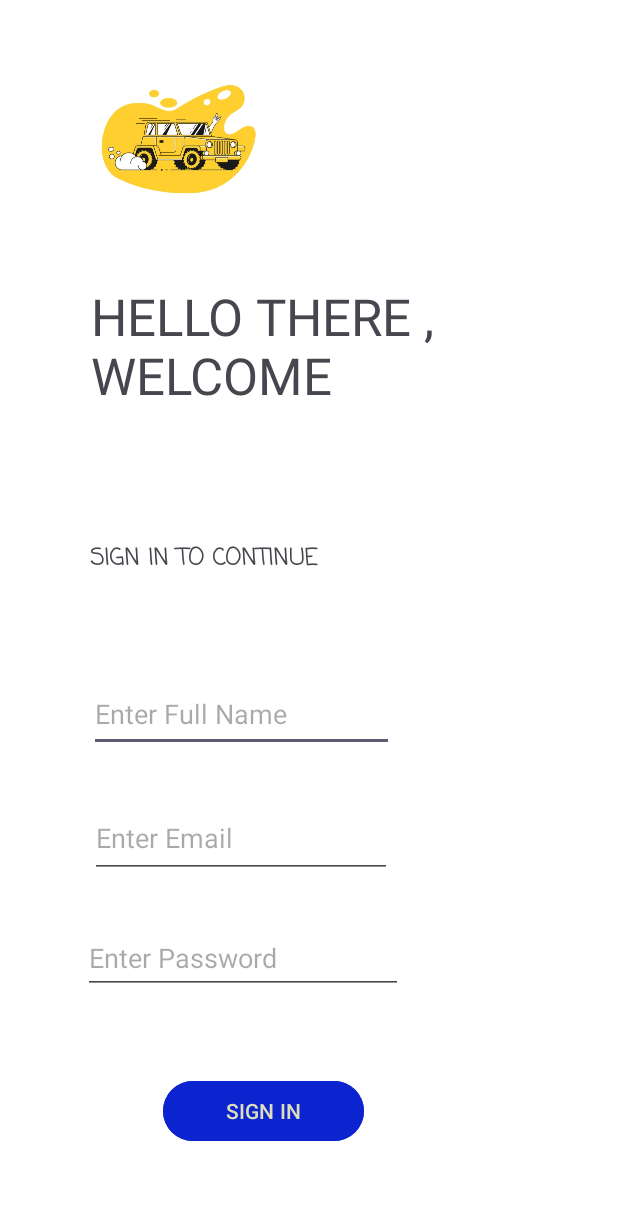
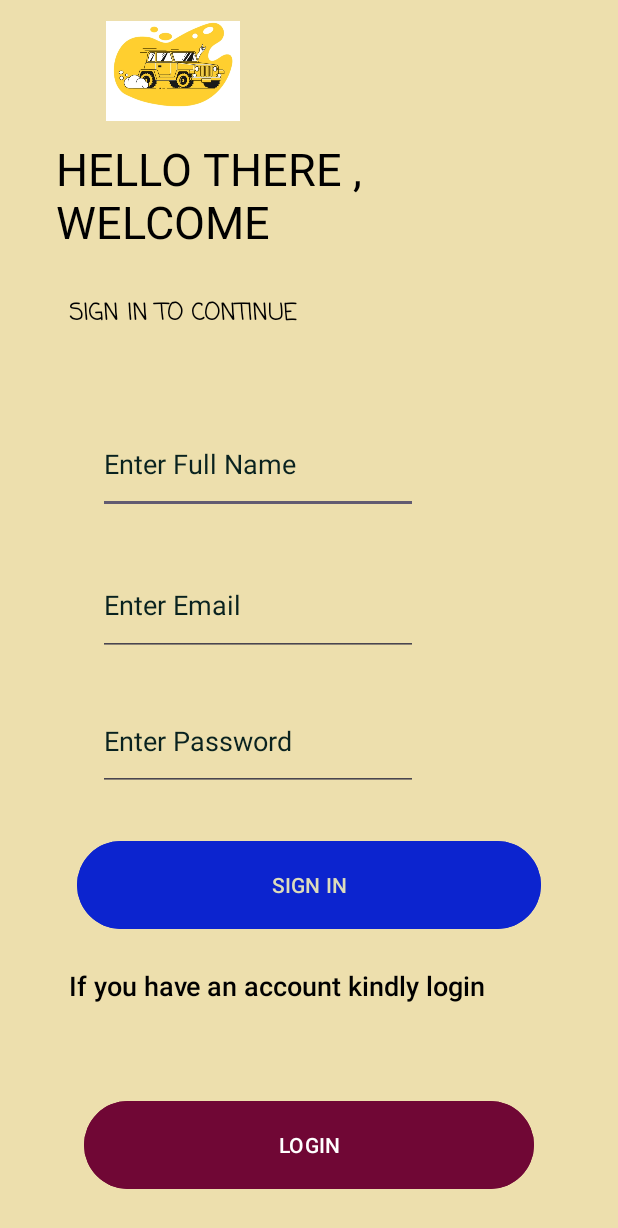
Before and after one commit to bobbyrosemuga/Botam-Rentals, an Android app: the screen it shows after launch (MainActivity), on a phone screen of 412 x 824 dp. Shown: the top 1228 px of the screen. Run offline under Robolectric (Android 15) with nearby library versions, the phone set to English and light mode, and no system bars; Roboto replaces fonts that are not available here.

Commit message:
first commit

```diff
--- a/app/src/main/java/com/example/myappbotam/MainActivity.kt
+++ b/app/src/main/java/com/example/myappbotam/MainActivity.kt
@@ -22,6 +22,7 @@ class MainActivity : AppCompatActivity() {
         lateinit var mName: EditText
         lateinit var mEmail: EditText
         lateinit var mPassword: EditText
+        lateinit var btnlogin : Button
         super.onCreate(savedInstanceState)
         window.setFlags(WindowManager.LayoutParams.FLAG_FULLSCREEN, WindowManager.LayoutParams.FLAG_FULLSCREEN)
         setContentView(R.layout.activity_main)
@@ -32,6 +33,7 @@ class MainActivity : AppCompatActivity() {
         mName = findViewById(R.id.mPlain)
         mEmail = findViewById(R.id.mEmail)
         mPassword = findViewById(R.id.mPass)
+        btnlogin = findViewById(R.id.mBtnLogin)
         btnSignIn.setOnClickListener {
             var name = mName.text.toString().trim()
             var email = mEmail.text.toString().trim()
@@ -46,31 +48,13 @@ class MainActivity : AppCompatActivity() {
             }else if (password.isEmpty()){
                 mPassword.setError("Please fill this field")
                 mPassword.requestFocus()
-            }else{
-                //Proceed to save
-                //Prepare the user to be saved
-                var user = User(name, email, password)
-                // Create a reference in the firebase database
-                var ref = FirebaseDatabase.getInstance().
-                getReference().child("Users/"+id)
-                // Show the program to start saving
-                progressDialog.show()
-                ref.setValue(user).addOnCompleteListener{
-                    // Dismiss the progress and check if the task is successfully
-                        task->
-                    progressDialog.dismiss()
-                    if (task.isSuccessful){
-                        Toast.makeText(this,"User saved successfully",
-                            Toast.LENGTH_LONG).show()
-                    }else{
-                        Toast.makeText(this,"User saving failed",
-                            Toast.LENGTH_LONG).show()
+            }
             var tembea = Intent(this,UserActivity::class.java)
             startActivity(tembea)
         }
-   }
-
-}
+        btnlogin.setOnClickListener {
+            var tembea = Intent(this,UserActivity::class.java)
+            startActivity(tembea)
         }
 
 
--- a/app/src/main/res/layout/activity_main.xml
+++ b/app/src/main/res/layout/activity_main.xml
@@ -4,124 +4,146 @@
     xmlns:tools="http://schemas.android.com/tools"
     android:layout_width="match_parent"
     android:layout_height="match_parent"
-    android:background="@color/white"
+    android:background="#EDDFAD"
     tools:context=".MainActivity">
 
     <ImageView
         android:id="@+id/mImg"
-        android:layout_width="115dp"
-        android:layout_height="110dp"
+        android:layout_width="0dp"
+        android:layout_height="0dp"
+
+        android:layout_marginStart="35dp"
         android:layout_marginTop="14dp"
-        app:layout_constraintBottom_toBottomOf="parent"
-        app:layout_constraintEnd_toEndOf="parent"
-        app:layout_constraintHorizontal_bias="0.206"
+        android:layout_marginEnd="53dp"
+        android:layout_marginBottom="11dp"
+        app:layout_constraintBottom_toTopOf="@+id/mTxtMain"
+        app:layout_constraintEnd_toEndOf="@+id/mTxtMain"
         app:layout_constraintStart_toStartOf="parent"
         app:layout_constraintTop_toTopOf="parent"
-        app:layout_constraintVertical_bias="0.042"
         app:srcCompat="@drawable/bulls_car_logo" />
 
     <TextView
         android:id="@+id/mTxtMain"
-        android:layout_width="331dp"
-        android:layout_height="125dp"
-        android:layout_marginTop="24dp"
-        android:layout_marginEnd="20dp"
-        android:layout_marginBottom="436dp"
+        android:layout_width="211dp"
+        android:layout_height="77dp"
+        android:layout_marginStart="37dp"
+        android:layout_marginEnd="38dp"
+        android:layout_marginBottom="28dp"
         android:fontFamily="@font/aladin"
         android:text="HELLO THERE ,  WELCOME"
-        android:textSize="34sp"
-        app:layout_constraintBottom_toBottomOf="parent"
-        app:layout_constraintEnd_toEndOf="parent"
-        app:layout_constraintHorizontal_bias="1.0"
+        android:textColor="@color/black"
+        android:textSize="30sp"
+        app:layout_constraintBottom_toTopOf="@+id/mMain"
+        app:layout_constraintEnd_toEndOf="@+id/mMain"
+        app:layout_constraintHorizontal_bias="0.0"
         app:layout_constraintStart_toStartOf="parent"
-        app:layout_constraintTop_toBottomOf="@+id/mImg"
-        app:layout_constraintVertical_bias="0.125" />
+        app:layout_constraintTop_toBottomOf="@+id/mImg" />
 
     <TextView
         android:id="@+id/mMain"
-        android:layout_width="214dp"
-        android:layout_height="26dp"
-        android:layout_marginStart="60dp"
-        android:layout_marginTop="36dp"
-        android:layout_marginEnd="150dp"
-        android:layout_marginBottom="21dp"
+        android:layout_width="260dp"
+        android:layout_height="0dp"
+        android:layout_marginStart="46dp"
+        android:layout_marginBottom="11dp"
         android:fontFamily="casual"
         android:text="SIGN IN TO CONTINUE"
+        android:textColor="@color/black"
         android:textSize="15sp"
         android:textStyle="bold"
         app:layout_constraintBottom_toTopOf="@+id/mPlain"
-        app:layout_constraintEnd_toEndOf="parent"
-        app:layout_constraintHorizontal_bias="0.0"
         app:layout_constraintStart_toStartOf="parent"
         app:layout_constraintTop_toBottomOf="@+id/mTxtMain" />
 
     <EditText
+        android:textColorHint="#09221F"
         android:id="@+id/mPlain"
-        android:layout_width="203dp"
-        android:layout_height="50dp"
-        android:layout_marginStart="70dp"
-        android:layout_marginTop="31dp"
-        android:layout_marginEnd="160dp"
-        android:layout_marginBottom="311dp"
+        android:layout_width="0dp"
+        android:layout_height="0dp"
+        android:layout_marginBottom="27dp"
         android:ems="10"
         android:hint="Enter Full Name"
         android:inputType="text"
-        app:layout_constraintBottom_toBottomOf="parent"
-        app:layout_constraintEnd_toEndOf="parent"
-        app:layout_constraintStart_toStartOf="parent"
+        android:textColor="#030520"
+        app:layout_constraintBottom_toTopOf="@+id/mEmail"
+        app:layout_constraintEnd_toEndOf="@+id/mEmail"
+        app:layout_constraintStart_toStartOf="@+id/mEmail"
         app:layout_constraintTop_toBottomOf="@+id/mMain" />
 
     <EditText
+        android:textColorHint="#09221F"
         android:id="@+id/mEmail"
-        android:layout_width="201dp"
-        android:layout_height="53dp"
-        android:layout_marginStart="70dp"
-        android:layout_marginTop="28dp"
-        android:layout_marginEnd="160dp"
-        android:layout_marginBottom="235dp"
+        android:layout_width="0dp"
+        android:layout_height="0dp"
+        android:layout_marginBottom="23dp"
         android:ems="10"
         android:hint="Enter Email"
         android:inputType="textEmailAddress"
-        app:layout_constraintBottom_toBottomOf="parent"
-        app:layout_constraintEnd_toEndOf="parent"
-        app:layout_constraintHorizontal_bias="0.55"
-        app:layout_constraintStart_toStartOf="parent"
+        android:textColor="#030520"
+        app:layout_constraintBottom_toTopOf="@+id/mPass"
+        app:layout_constraintEnd_toEndOf="@+id/mPass"
+        app:layout_constraintStart_toStartOf="@+id/mPass"
         app:layout_constraintTop_toBottomOf="@+id/mPlain" />
 
     <EditText
-
+        android:textColorHint="#09221F"
         android:id="@+id/mPass"
         android:layout_width="wrap_content"
-        android:layout_height="48dp"
-        android:layout_marginStart="61dp"
-        android:layout_marginTop="27dp"
-        android:layout_marginEnd="150dp"
-        android:layout_marginBottom="159dp"
+        android:layout_height="0dp"
+        android:layout_marginStart="14dp"
+        android:layout_marginBottom="29dp"
         android:ems="10"
         android:hint="Enter Password"
         android:inputType="textPassword"
-        app:layout_constraintBottom_toBottomOf="parent"
-        app:layout_constraintEnd_toEndOf="parent"
-        app:layout_constraintStart_toStartOf="parent"
+        android:textColor="#030520"
+        app:layout_constraintBottom_toTopOf="@+id/mBtnSign"
+        app:layout_constraintStart_toStartOf="@+id/mBtnSign"
         app:layout_constraintTop_toBottomOf="@+id/mEmail" />
 
     <Button
         android:id="@+id/mBtnSign"
-        android:layout_width="134dp"
-        android:layout_height="48dp"
-        android:layout_marginStart="108dp"
-        android:layout_marginTop="51dp"
-        android:layout_marginEnd="169dp"
-        android:layout_marginBottom="59dp"
+        android:layout_width="0dp"
+        android:layout_height="0dp"
+        android:layout_marginStart="51dp"
+        android:layout_marginEnd="51dp"
+        android:layout_marginBottom="21dp"
         android:backgroundTint="#0C24CF"
         android:text="SIGN IN"
         android:textColor="#DDDCBB"
+        app:layout_constraintBottom_toTopOf="@+id/mVIEW"
+        app:layout_constraintEnd_toEndOf="parent"
+        app:layout_constraintStart_toStartOf="parent"
+        app:layout_constraintTop_toBottomOf="@+id/mPass" />
+
+    <Button
+        android:id="@+id/mBtnLogin"
+        android:layout_width="0dp"
+        android:layout_height="0dp"
+        android:layout_marginStart="56dp"
+        android:layout_marginEnd="56dp"
+        android:layout_marginBottom="27dp"
+        android:backgroundTint="#700735"
+        android:text="LOGIN"
         app:layout_constraintBottom_toBottomOf="parent"
         app:layout_constraintEnd_toEndOf="parent"
-        app:layout_constraintHorizontal_bias="1.0"
         app:layout_constraintStart_toStartOf="parent"
-        app:layout_constraintTop_toBottomOf="@+id/mPass"
-        app:layout_constraintVertical_bias="1.0" />
+        app:layout_constraintTop_toBottomOf="@+id/mVIEW" />
+
+    <TextView
+        android:textColor="@color/black"
+        android:id="@+id/mVIEW"
+        android:layout_width="0dp"
+        android:layout_height="0dp"
+        android:layout_marginStart="46dp"
+        android:layout_marginEnd="46dp"
+        android:layout_marginBottom="18dp"
+        android:fontFamily="sans-serif-light"
+        android:text="If you have an account kindly login"
+        android:textSize="18sp"
+        android:textStyle="bold"
+        app:layout_constraintBottom_toTopOf="@+id/mBtnLogin"
+        app:layout_constraintEnd_toEndOf="parent"
+        app:layout_constraintStart_toStartOf="parent"
+        app:layout_constraintTop_toBottomOf="@+id/mBtnSign" />
 
 
 </androidx.constraintlayout.widget.ConstraintLayout>
--- a/app/src/main/res/layout/activity_splash_screen.xml
+++ b/app/src/main/res/layout/activity_splash_screen.xml
@@ -19,12 +19,13 @@
         app:layout_constraintEnd_toEndOf="parent"
         app:layout_constraintStart_toStartOf="parent"
         app:layout_constraintTop_toTopOf="parent"
+        app:layout_constraintVertical_bias="0.0"
         app:srcCompat="@drawable/bulls_car_logo" />
 
     <TextView
         android:id="@+id/mTextSplash"
-        android:layout_width="365dp"
-        android:layout_height="59dp"
+        android:layout_width="275dp"
+        android:layout_height="60dp"
         android:layout_marginStart="30dp"
         android:layout_marginTop="50dp"
         android:layout_marginEnd="10dp"
@@ -35,9 +36,10 @@
         android:textStyle="bold"
         app:layout_constraintBottom_toBottomOf="parent"
         app:layout_constraintEnd_toEndOf="parent"
-        app:layout_constraintHorizontal_bias="0.84"
+        app:layout_constraintHorizontal_bias="0.395"
         app:layout_constraintStart_toStartOf="parent"
-        app:layout_constraintTop_toBottomOf="@+id/mImageSplash" />
+        app:layout_constraintTop_toBottomOf="@+id/mImageSplash"
+        app:layout_constraintVertical_bias="0.23" />
 
     <TextView
         android:id="@+id/mSplash"
```
